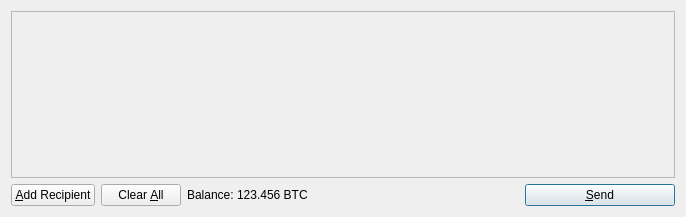
Qt form src/qt/forms/sendcoinsdialog.ui (jlay11/sharecoin) before a commit.
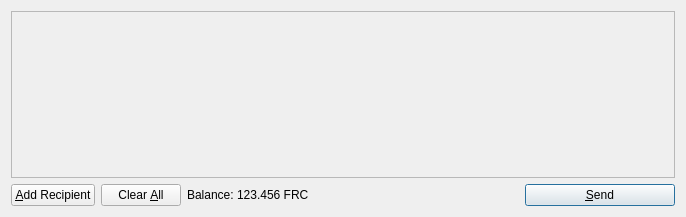
The same form after that commit. Icons and pictures are not drawn.

```diff
--- a/src/qt/forms/sendcoinsdialog.ui
+++ b/src/qt/forms/sendcoinsdialog.ui
@@ -119,7 +119,7 @@
           <cursorShape>IBeamCursor</cursorShape>
          </property>
          <property name="text">
-          <string>123.456 BTC</string>
+          <string>123.456 FRC</string>
          </property>
          <property name="textInteractionFlags">
           <set>Qt::LinksAccessibleByMouse|Qt::TextSelectableByKeyboard|Qt::TextSelectableByMouse</set>
```
